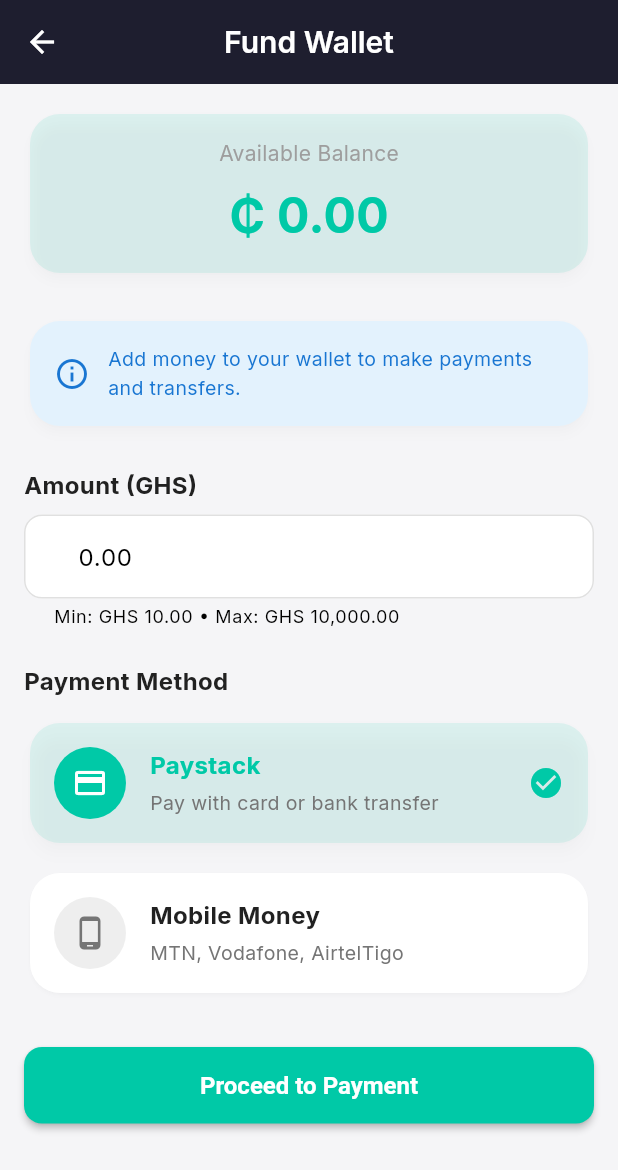
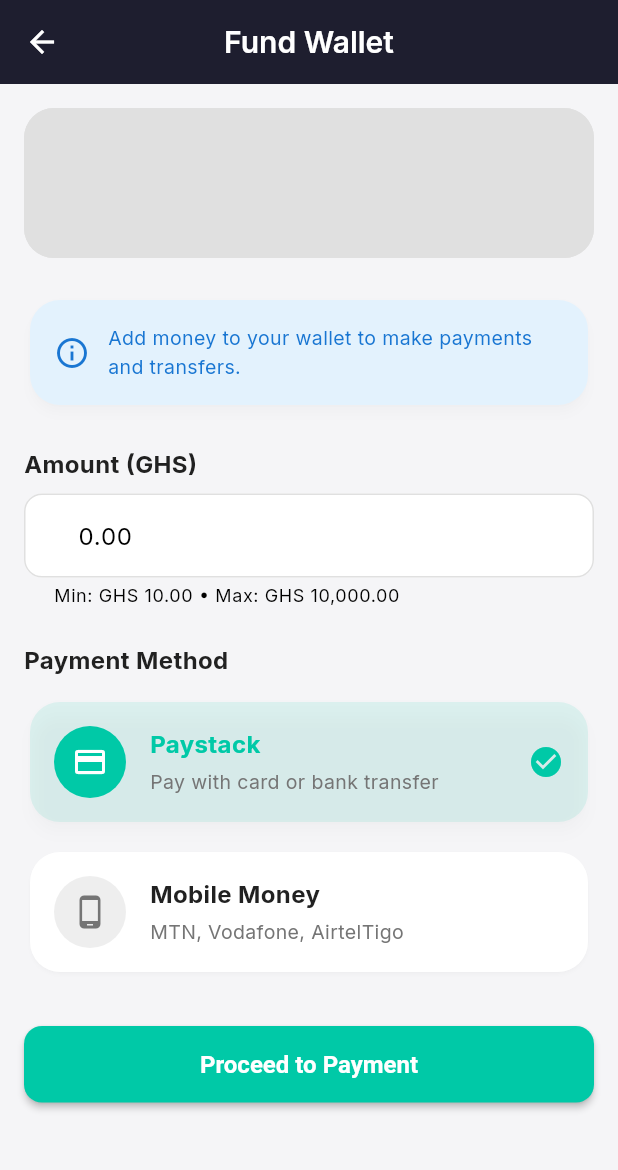
Before and after one commit to niiodartey-tt/suresend, a Flutter app: the FundWalletScreen screen opened directly, on a phone screen of 412 x 824 dp. Shown: the top 1170 px of the screen. Run offline on Flutter 3.47's test engine with Material 3 defaults, Android fonts, the phone set to English and light mode, and no system bars; our stand-ins replace flutter_secure_storage, google_fonts, pinput, shared_preferences; accounts and stored records are empty.

Commit message:
feat: Stage 5 UI Polish - Part 2 (Notification & Fund Wallet)
Enhanced Notification Screen and Fund Wallet Screen with loading states,
skeleton loaders, error handling, and smooth animations.

Notification Screen Improvements:
- Added initial loading state with 5 skeleton notification cards
- Implemented error handling with ErrorRetryWidget.network()
- Added try-catch in _loadNotifications() with proper error state tracking
- Replaced custom empty state with EmptyStateWidget.notifications()
- Added AnimatedListItem wrapper for staggered list entrance animations
- Updated pagination loader with branded circular progress indicator
- Better state management (_isInitialLoading, _hasError, _errorMessage)
- Created _buildBody() method for clean state-based rendering

Fund Wallet Screen Improvements:
- Added LoadingOverlay for payment processing feedback
- Balance card shows skeleton loader when wallet data is null
- Balance card fades in smoothly with AnimationHelpers.fadeIn()
- Clear "Processing payment..." message during fund operations
- Better UX with visual feedback at every step

Benefits:
✅ Users see skeleton loaders instead of blank screens
✅ Network errors show retry button for better recovery
✅ Smooth entrance animations improve perceived performance
✅ Loading overlay prevents multiple submissions
✅ Consistent error handling across screens
✅ Better empty states with actionable CTAs

Next: Transfer Money and Create Transaction screens

🤖 Generated with [Claude Code](https://claude.com/claude-code)

Co-Authored-By: Claude <noreply@anthropic.com>

```diff
--- a/mobile/lib/screens/wallet/fund_wallet_screen.dart
+++ b/mobile/lib/screens/wallet/fund_wallet_screen.dart
@@ -3,6 +3,9 @@ import 'package:flutter/services.dart';
 import 'package:provider/provider.dart';
 import '../../config/theme.dart';
 import '../../providers/wallet_provider.dart';
+import '../../widgets/skeleton_loader.dart';
+import '../../widgets/error_retry_widget.dart';
+import '../../utils/animation_helpers.dart';
 
 class FundWalletScreen extends StatefulWidget {
   const FundWalletScreen({super.key});
@@ -99,7 +102,10 @@ class _FundWalletScreenState extends State<FundWalletScreen> {
         title: const Text('Fund Wallet'),
         centerTitle: true,
       ),
-      body: SingleChildScrollView(
+      body: LoadingOverlay(
+        isLoading: _isLoading,
+        message: 'Processing payment...',
+        child: SingleChildScrollView(
           padding: const EdgeInsets.all(16),
           child: Form(
             key: _formKey,
@@ -107,7 +113,10 @@ class _FundWalletScreenState extends State<FundWalletScreen> {
               crossAxisAlignment: CrossAxisAlignment.stretch,
               children: [
                 // Available Balance Card
-              Card(
+                wallet == null
+                    ? const SkeletonLoader.card(height: 100)
+                    : AnimationHelpers.fadeIn(
+                        child: Card(
                           color: AppTheme.primaryColor.withOpacity(0.1),
                           child: Padding(
                             padding: const EdgeInsets.all(16.0),
@@ -122,14 +131,15 @@ class _FundWalletScreenState extends State<FundWalletScreen> {
                                 ),
                                 const SizedBox(height: 8),
                                 Text(
-                        '₵ ${wallet?.balance.toStringAsFixed(2) ?? '0.00'}',
-                        style: TextStyle(
+                                  '₵ ${wallet.balance.toStringAsFixed(2)}',
+                                  style: const TextStyle(
                                     fontSize: 32,
                                     fontWeight: FontWeight.bold,
                                     color: AppTheme.primaryColor,
                                   ),
                                 ),
                               ],
+                            ),
                           ),
                         ),
                       ),
```
Also changed, not shown: mobile/lib/screens/notifications/notification_screen.dart (+72 -9 lines). Lines whose indentation alone changed are shown as unchanged.
